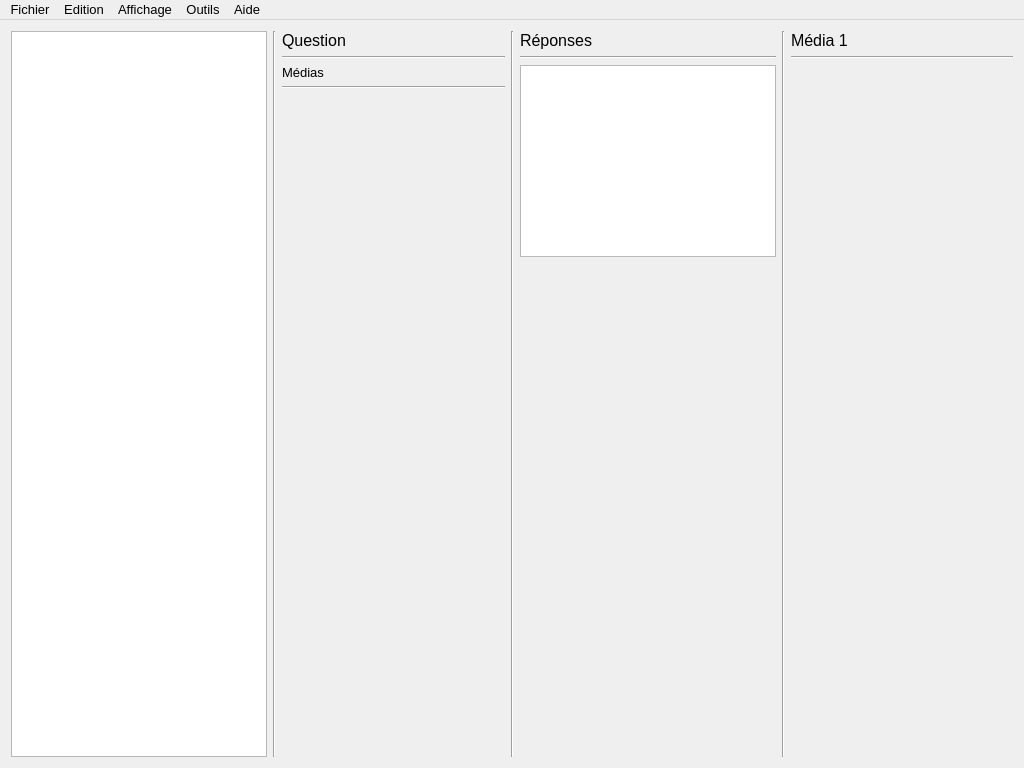
The window that app_pc/ProjetCo_AppPC/mainwindow.ui (AnceretMatthieu/bebete) describes before a commit, drawn with Qt 5.
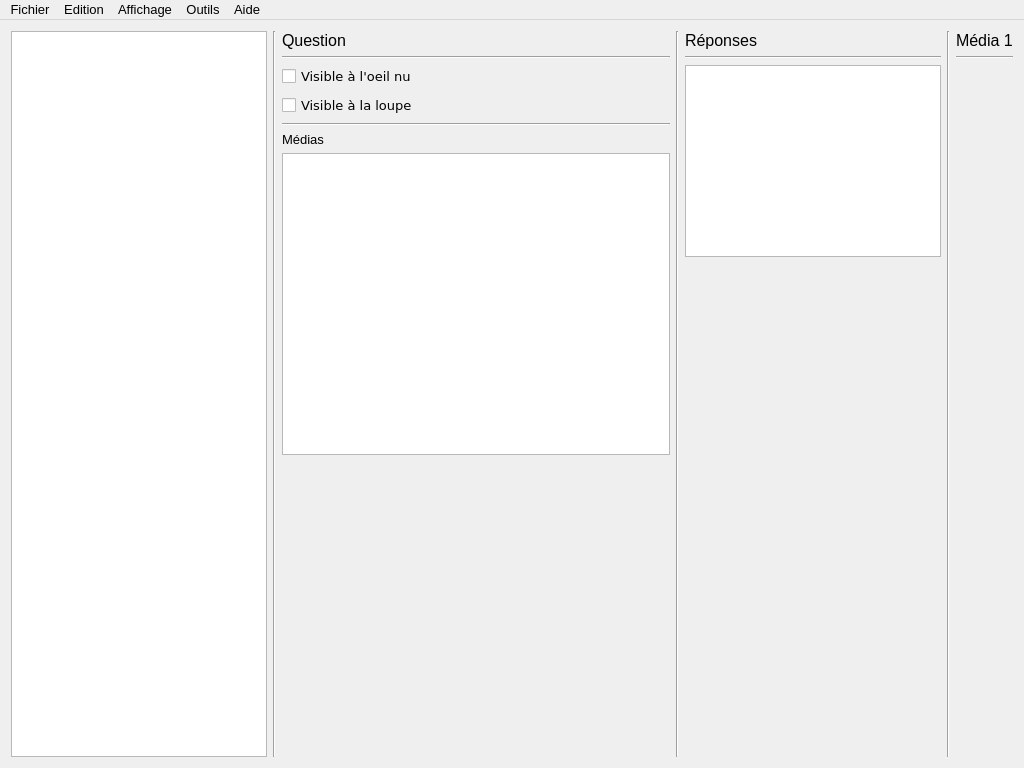
The same window after the commit.

Commit message: Affichage de toutes les bonnes infos lorsque l on clic sur une question

The edit to the form file:
```diff
--- a/app_pc/ProjetCo_AppPC/mainwindow.ui
+++ b/app_pc/ProjetCo_AppPC/mainwindow.ui
@@ -108,6 +108,46 @@
           </property>
          </widget>
         </item>
+        <item>
+         <widget class="QCheckBox" name="checkBoxVisibleOeil">
+          <property name="font">
+           <font>
+            <family>DejaVu Sans</family>
+            <pointsize>10</pointsize>
+            <weight>50</weight>
+            <bold>false</bold>
+           </font>
+          </property>
+          <property name="layoutDirection">
+           <enum>Qt::LeftToRight</enum>
+          </property>
+          <property name="text">
+           <string>Visible à l'oeil nu</string>
+          </property>
+         </widget>
+        </item>
+        <item>
+         <widget class="QCheckBox" name="checkBoxVisibleLoupe">
+          <property name="font">
+           <font>
+            <family>DejaVu Sans</family>
+            <pointsize>10</pointsize>
+            <weight>50</weight>
+            <bold>false</bold>
+           </font>
+          </property>
+          <property name="text">
+           <string>Visible à la loupe</string>
+          </property>
+         </widget>
+        </item>
+        <item>
+         <widget class="Line" name="line_8">
+          <property name="orientation">
+           <enum>Qt::Horizontal</enum>
+          </property>
+         </widget>
+        </item>
         <item>
          <widget class="QLabel" name="label">
           <property name="font">
@@ -121,11 +161,7 @@
          </widget>
         </item>
         <item>
-         <widget class="Line" name="line_7">
-          <property name="orientation">
-           <enum>Qt::Horizontal</enum>
-          </property>
-         </widget>
+         <widget class="QTreeView" name="treeViewMediasQuestion"/>
         </item>
         <item>
          <spacer name="verticalSpacer">
```
Left out of the diff: 3 changed lines with no effect on the pictures. The commit also changes 24 other files.
